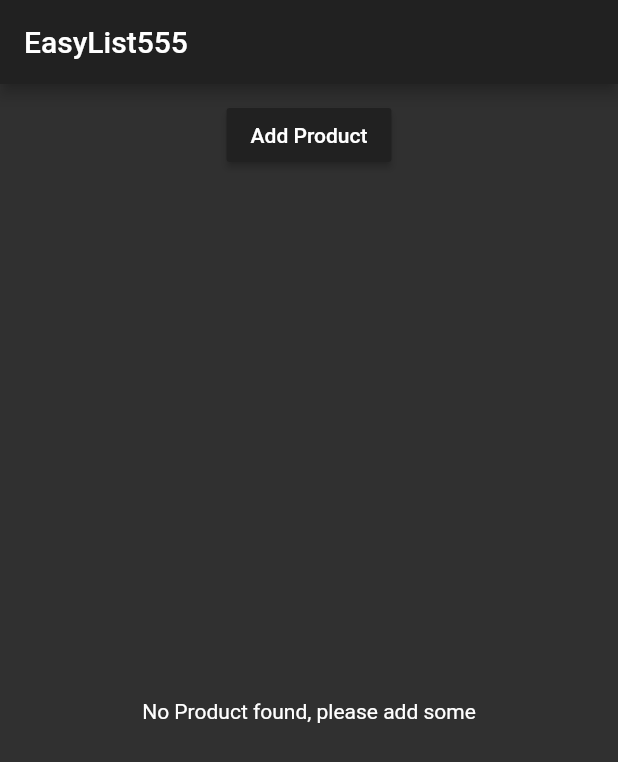
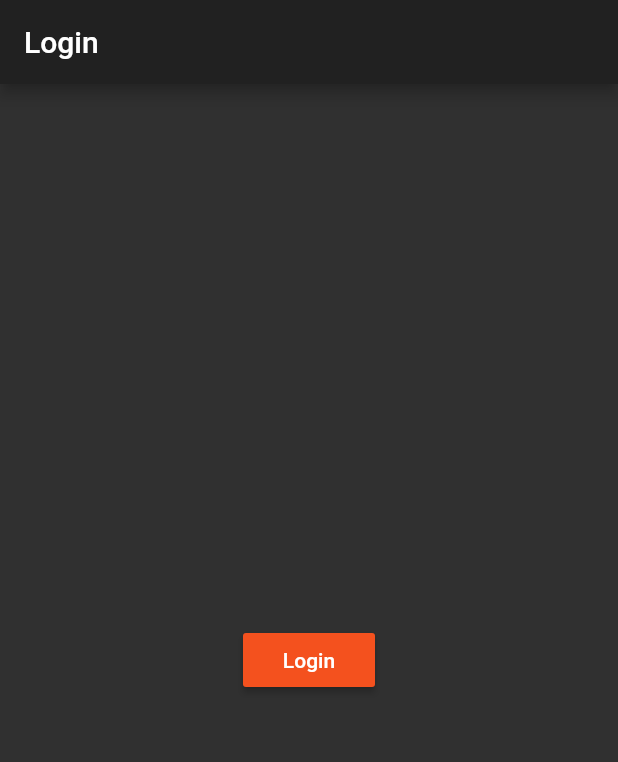
Before and after one commit to AmanuelYosief/learn-flutter, a Flutter app: the screen it shows after launch, on a phone screen of 412 x 824 dp. Shown: the top 762 px of the screen. Run offline on Flutter 3.47's test engine with Material 2 defaults, Android fonts, the light colour scheme and no system bars.

Commit message:
pushReplacement, no back button feature

```diff
--- a/flutter_start_3_navigation/lib/main.dart
+++ b/flutter_start_3_navigation/lib/main.dart
@@ -1,6 +1,6 @@
 import 'package:flutter/material.dart';
 
-import './pages/home.dart';
+import './pages/auth.dart';
 
 void main() => runApp(MyApp());
 
@@ -15,7 +15,7 @@ class MyApp extends StatelessWidget {
           brightness: Brightness.dark,
           primarySwatch: Colors.deepOrange,
           accentColor: Colors.deepPurple),
-      home: HomePage(),
+      home: AuthPage(),
     );
   }
 }
--- /dev/null
+++ b/flutter_start_3_navigation/lib/pages/auth.dart
@@ -0,0 +1,30 @@
+import 'package:flutter/material.dart';
+
+import './product.dart';
+
+class AuthPage extends StatelessWidget {
+  const AuthPage({Key key}) : super(key: key);
+
+  @override
+  Widget build(BuildContext context) {
+    return Scaffold(
+      appBar: AppBar(
+        title: const Text('Login'),
+      ),
+      body: Center(
+        child: RaisedButton(
+          child: Text('Login'),
+          onPressed: () {
+            // pushReplace, can be used for not navigation back, it has no back feature
+            Navigator.pushReplacement(
+              context,
+              MaterialPageRoute(
+                builder: (BuildContext context) => ProductPage(),
+              ),
+            );
+          },
+        ),
+      ),
+    );
+  }
+}
--- a/flutter_start_3_navigation/lib/pages/home.dart
+++ b/flutter_start_3_navigation/lib/pages/product.dart
@@ -2,7 +2,8 @@ import 'package:flutter/material.dart';
 
 import '../product_manager.dart';
 
-class HomePage extends StatelessWidget {
+class ProductPage
+ extends StatelessWidget {
   @override
   Widget build(BuildContext context) {
     return Scaffold(
```
